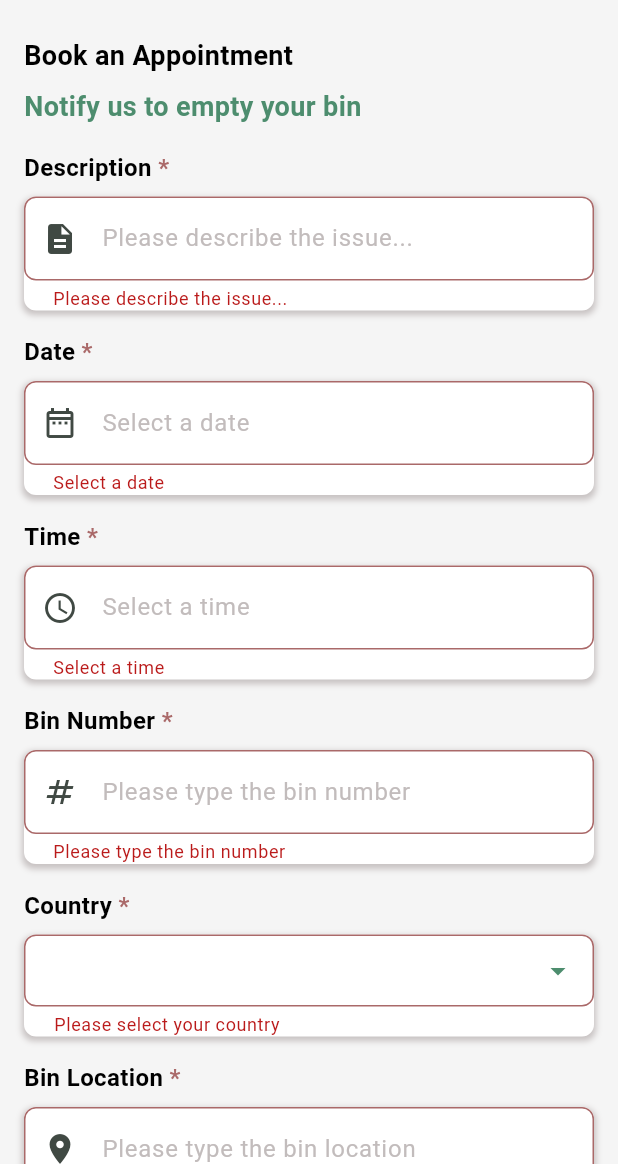
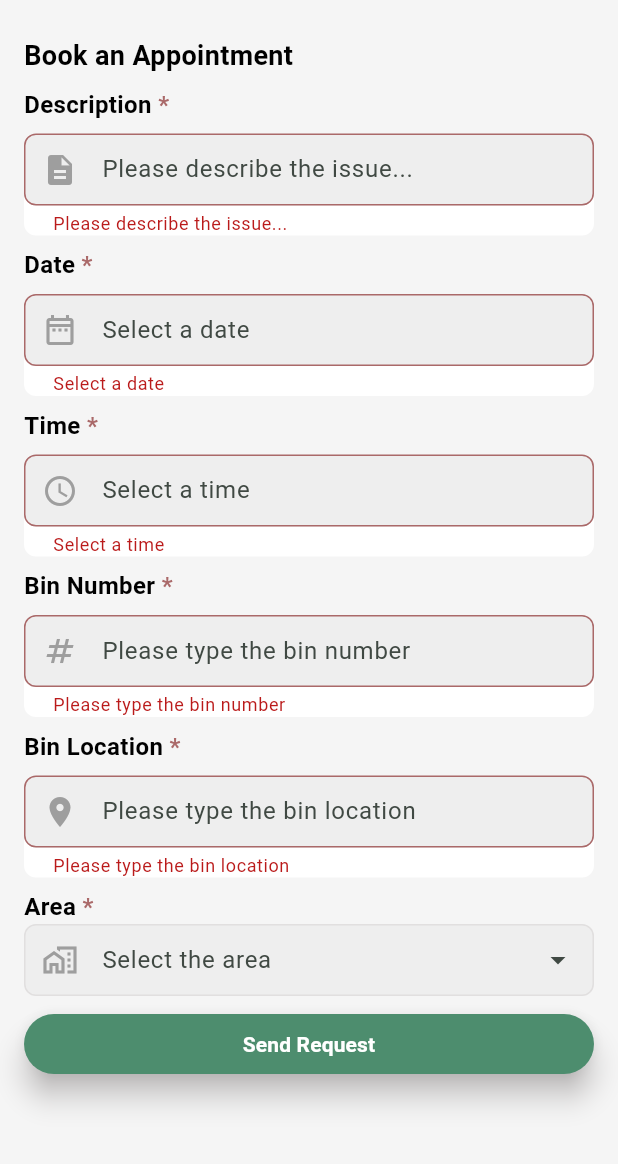
Before and after one commit to ZakiyaAbuMurra/Graduation-project, a Flutter app: the BookAppointmentPage screen opened directly, after a tap on "Send Request", on a phone screen of 412 x 824 dp, the part 72-1236 px from its top. Run offline on Flutter 3.47's test engine with Material 3 defaults, Android fonts, the phone set to English and light mode, and no system bars; our stand-ins replace carousel_slider, cloud_firestore, firebase_auth, firebase_core, firebase_database, fl_chart and 12 more; missing offline and left inert: dart:ffi, flutter_polyline_points, qr_code_scanner, reviews_slider; accounts and stored records are empty.

Commit message:
all driver request changes done

```diff
--- a/lib/Admin/pages/map_page.dart
+++ b/lib/Admin/pages/map_page.dart
@@ -1569,4 +1569,6 @@ Map<String, dynamic>? binData;
           );
         });
   }
+
+
 }
--- a/lib/User/book_appointment_empty_bin.dart
+++ b/lib/User/book_appointment_empty_bin.dart
@@ -3,6 +3,7 @@ import 'package:cloud_firestore/cloud_firestore.dart';
 import 'package:firebase_auth/firebase_auth.dart';
 import 'package:flutter/services.dart';
 import 'package:intl/intl.dart';
+import 'package:recyclear/Admin/pages/create_driver_account.dart';
 import 'package:recyclear/utils/app_colors.dart';
 
 class BookAppointmentPage extends StatefulWidget {
@@ -20,6 +21,9 @@ class _BookAppointmentPageState extends State<BookAppointmentPage> {
   final _binNumberController = TextEditingController();
   final _binLocationController = TextEditingController();
   final _countryController = TextEditingController();
+  final _areaController = TextEditingController();
+
+  int appointmentID = 0;
 
   User? get currentUser => FirebaseAuth.instance.currentUser;
 
@@ -43,11 +47,48 @@ class _BookAppointmentPageState extends State<BookAppointmentPage> {
     'Beit Lahia',
     'Jabalia'
   ];
+ Future<void> _getBinId() async {
+    int highestBinId = await fetchId();
+    if(mounted){
+      appointmentID = (highestBinId + 1);
+    }
 
+  }
+  Future<String?> getUserPhoneNumber(String email) async {
+  try {
+    QuerySnapshot snapshot = await FirebaseFirestore.instance
+        .collection('users') // Adjust the collection name as needed
+        .where('email', isEqualTo: email)
+        .limit(1) // We expect only one user document per email
+        .get();
+
+    if (snapshot.docs.isNotEmpty) {
+      var userDocument = snapshot.docs.first.data() as Map<String, dynamic>;
+      return userDocument['phone'] as String?;
+    } else {
+      return null; // No user found with the given email
+    }
+  } catch (e) {
+    print('Error getting user phone number: $e');
+    return null;
+  }
+}
+   Future <int> fetchId()async{
+   final querySnapshot = await FirebaseFirestore.instance
+      .collection('bin_empty_requests')
+      .orderBy('appointmentId', descending: true)
+      .limit(1)
+      .get();
+   if (querySnapshot.docs.isNotEmpty) {
+    return querySnapshot.docs.first['appointmentId'];
+  } else {
+    return -1;
+  }
+ }
   void _submitRequest() async {
     if (_formKey.currentState!.validate()) {
       // Check if any of the text controllers are empty
-      if (_countryController.text.isEmpty ||
+      if (_areaController.text.isEmpty ||
           _descriptionController.text.isEmpty ||
           _dateController.text.isEmpty ||
           _timeController.text.isEmpty ||
@@ -64,7 +105,9 @@ class _BookAppointmentPageState extends State<BookAppointmentPage> {
 
       String userName = 'Anonymous';
       String userEmail = currentUser?.email ?? 'anonymous';
-      String phone = currentUser?.phoneNumber ?? 'No Phone';
+        String? phone = await getUserPhoneNumber(userEmail);
+        print("----------------------------------------------- ${phone}");
+
 
       DocumentSnapshot userDoc = await FirebaseFirestore.instance
           .collection('users')
@@ -75,18 +118,19 @@ class _BookAppointmentPageState extends State<BookAppointmentPage> {
         userName = userDoc.get('name') ?? 'Anonymous';
       }
 
-      FirebaseFirestore.instance.collection('bin_empty_requests').add({
+      await FirebaseFirestore.instance.collection('bin_empty_requests').add({
         'description': _descriptionController.text,
         'date': _dateController.text,
         'time': _timeController.text,
         'bin number': _binNumberController.text,
         'bin location': _binLocationController.text,
-        'country': _countryController.text,
+        'area': _areaController.text,
         'user_id': FirebaseAuth.instance.currentUser!.uid,
         'User name': userName,
         'User email': userEmail,
         'phone': phone,
         'timestamp': DateTime.now(),
+        'appointmentId': appointmentID
       });
 
       showDialog(
@@ -152,6 +196,12 @@ class _BookAppointmentPageState extends State<BookAppointmentPage> {
     }
   }
 
+    @override
+  void initState() {
+    super.initState();
+    _getBinId();
+  }
+
   Future<void> _selectDate(BuildContext context) async {
     final DateTime? picked = await showDatePicker(
       context: context,
@@ -205,15 +255,7 @@ class _BookAppointmentPageState extends State<BookAppointmentPage> {
                   ),
                 ),
                 const SizedBox(height: 8.0),
-                const Text(
-                  'Notify us to empty your bin',
-                  style: TextStyle(
-                    fontSize: 18,
-                    fontWeight: FontWeight.bold,
-                    color: AppColors.primary,
-                  ),
-                ),
-                const SizedBox(height: 16.0),
+
                 _buildTextField(
                   controller: _descriptionController,
                   hintText: 'Please describe the issue...',
@@ -221,7 +263,7 @@ class _BookAppointmentPageState extends State<BookAppointmentPage> {
                   border: const OutlineInputBorder(),
                   iconData: Icons.description,
                 ),
-                const SizedBox(height: 16.0),
+                const SizedBox(height: 8.0),
                 GestureDetector(
                   onTap: () => _selectDate(context),
                   child: AbsorbPointer(
@@ -234,7 +276,7 @@ class _BookAppointmentPageState extends State<BookAppointmentPage> {
                     ),
                   ),
                 ),
-                const SizedBox(height: 16.0),
+                const SizedBox(height: 8.0),
                 GestureDetector(
                   onTap: () => _selectTime(context),
                   child: AbsorbPointer(
@@ -247,7 +289,7 @@ class _BookAppointmentPageState extends State<BookAppointmentPage> {
                     ),
                   ),
                 ),
-                const SizedBox(height: 16.0),
+                const SizedBox(height: 8.0),
                 _buildTextField(
                   controller: _binNumberController,
                   hintText: 'Please type the bin number',
@@ -256,11 +298,10 @@ class _BookAppointmentPageState extends State<BookAppointmentPage> {
                   iconData: Icons.numbers,
                   keyboardType: TextInputType.number,
                   inputFormatters: [FilteringTextInputFormatter.digitsOnly],
-                  maxLength: 3,
+
                 ),
-                const SizedBox(height: 16.0),
-                _buildCountryDropdown(),
-                const SizedBox(height: 16.0),
+
+                const SizedBox(height: 8.0),
                 _buildTextField(
                   controller: _binLocationController,
                   hintText: 'Please type the bin location',
@@ -268,14 +309,36 @@ class _BookAppointmentPageState extends State<BookAppointmentPage> {
                   border: const OutlineInputBorder(),
                   iconData: Icons.location_on,
                 ),
-                const SizedBox(height: 16.0),
+                const SizedBox(height: 8.0),
+                const Row(
+          children: [
+            Text(
+              "Area",
+              style:  TextStyle(
+                color: AppColors.black,
+                fontWeight: FontWeight.bold,
+                fontSize: 16,
+              ),
+            ),
+            const Text(
+              ' *',
+              style: TextStyle(
+                color: AppColors.red,
+                fontSize: 16,
+                fontWeight: FontWeight.bold,
+              ),
+            ),
+          ],
+        ),
+                CustomDropdown(controller: _areaController),
+                const SizedBox(height: 8.0),
                 ElevatedButton(
                   onPressed: _submitRequest,
                   style: ElevatedButton.styleFrom(
                     foregroundColor: AppColors.white,
                     backgroundColor: AppColors.primary,
                     elevation: 8,
-                    shadowColor: AppColors.grey,
+               shadowColor: AppColors.grey,
                   ),
                   child: const Text(
                     'Send Request',
@@ -331,29 +394,25 @@ class _BookAppointmentPageState extends State<BookAppointmentPage> {
           decoration: BoxDecoration(
             color: AppColors.white,
             borderRadius: BorderRadius.circular(8.0),
-            boxShadow: [
-              BoxShadow(
-                color: AppColors.grey.withOpacity(0.9),
-                spreadRadius: 1,
-                blurRadius: 3,
-                offset: const Offset(0, 2),
-              ),
-            ],
+
           ),
           child: TextFormField(
             controller: controller,
             decoration: InputDecoration(
+              prefixIcon:  Icon(
+                iconData, // Example icon
+                color: Colors.grey, // Icon color
+              ),
               hintText: hintText,
-              hintStyle:
-                  const TextStyle(color: AppColors.grey), // Hint text style
-              border: border,
-              focusedBorder: const OutlineInputBorder(
-                borderSide: BorderSide(color: AppColors.primary),
+              contentPadding: const EdgeInsets.symmetric(
+                  vertical: 10.0,
+                  horizontal: 12.0), // Padding inside the text field
+              border: OutlineInputBorder(
+                borderRadius: BorderRadius.circular(
+                    8.0), // Rounded corners for the input field
               ),
+              fillColor: Colors.grey[200], // A subtle fill color
               filled: true,
-              fillColor: AppColors.white,
-              counterText: '',
-              prefixIcon: Icon(iconData),
             ),
             keyboardType: keyboardType,
             maxLength: maxLength,
--- a/lib/views/widgets/add_bin_form.dart
+++ b/lib/views/widgets/add_bin_form.dart
@@ -100,6 +100,8 @@ class _AddBinFormState extends State<AddBinForm> {
       }
     }
   }
+
+
 
 
   @override
```
Also changed, not shown: lib/Driver/custom_button_nav_bar_driver.dart (+12 -3 lines), lib/Driver/driverRequest.dart (+78 -16 lines), lib/main.dart (+5 -40 lines).
